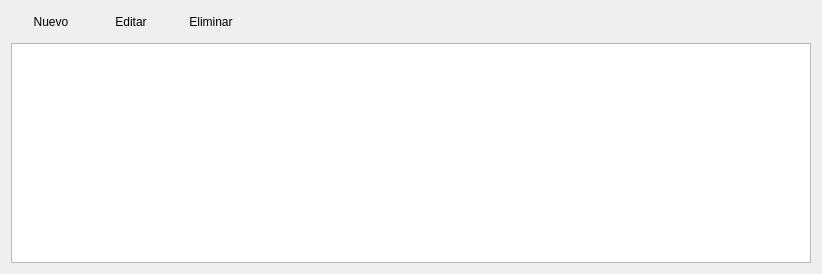
janfranco27/TheProyect, file ManagerM/ui_module_articulos.ui: the form before one commit.
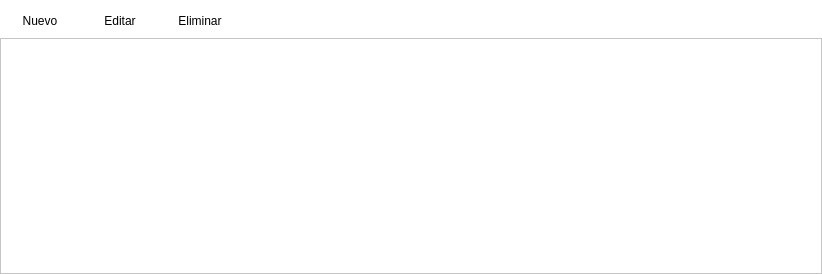
The form after the commit. Icons and pictures are not drawn. Custom widgets are drawn as their Qt base class.

```diff
--- a/ManagerM/ui_module_articulos.ui
+++ b/ManagerM/ui_module_articulos.ui
@@ -13,7 +13,16 @@
   <property name="windowTitle">
    <string>Form</string>
   </property>
+  <property name="styleSheet">
+   <string notr="true">background-color: rgb(255, 255, 255);</string>
+  </property>
   <layout class="QGridLayout" name="gridLayout">
+   <property name="margin">
+    <number>0</number>
+   </property>
+   <property name="spacing">
+    <number>0</number>
+   </property>
    <item row="0" column="0">
     <widget class="QSplitter" name="splitter">
      <property name="orientation">
@@ -24,9 +33,22 @@
      </property>
      <widget class="QWidget" name="layoutWidget_4">
       <layout class="QVBoxLayout" name="verticalLayout_4">
-       <property name="spacing">
-        <number>10</number>
-       </property>
+       <item>
+        <spacer name="verticalSpacer">
+         <property name="orientation">
+          <enum>Qt::Vertical</enum>
+         </property>
+         <property name="sizeType">
+          <enum>QSizePolicy::Fixed</enum>
+         </property>
+         <property name="sizeHint" stdset="0">
+          <size>
+           <width>20</width>
+           <height>10</height>
+          </size>
+         </property>
+        </spacer>
+       </item>
        <item>
         <layout class="QHBoxLayout" name="horizontalLayout_2">
          <property name="spacing">
```
